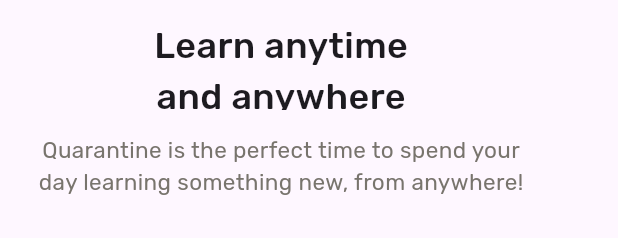
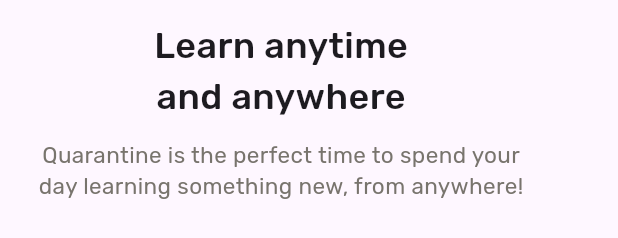
Before and after one commit to YoussefmSaber/coders_oasis, a Flutter app: what onBoardingItem() shows on an empty page, opened directly with sample values from the repository, on a phone screen of 412 x 824 dp. Shown: the part 400-638 px from the top of the screen. Run offline on Flutter 3.47's test engine with Material 2 defaults, Android fonts, the phone set to English and light mode, and no system bars; our stand-ins replace bloc, conditional_builder_null_safety, fade_shimmer, flutter_bloc, flutter_svg, fluttertoast and 7 more; missing offline and left inert: curved_progress_bar, supabase_auth_ui; accounts and stored records are empty; statements that could not run were skipped.

Commit message:
Finished the application

```diff
--- a/lib/main.dart
+++ b/lib/main.dart
@@ -1,4 +1,3 @@
-import 'package:coders_oasis/screens/app-screens/search_screen.dart';
 import 'package:coders_oasis/screens/authentication-screens/login/login_screen.dart';
 import 'package:coders_oasis/screens/onboarding/onboarding.dart';
 import 'package:coders_oasis/shared/bloc_observer.dart';
--- a/lib/shared/components/components.dart
+++ b/lib/shared/components/components.dart
@@ -19,7 +19,7 @@ Widget onBoardingItem(
           height: 16,
         ),
         SizedBox(
-          height: 60,
+          height: 63,
           child: Text(
             onBoardingItem.title,
             textAlign: TextAlign.center,
```
